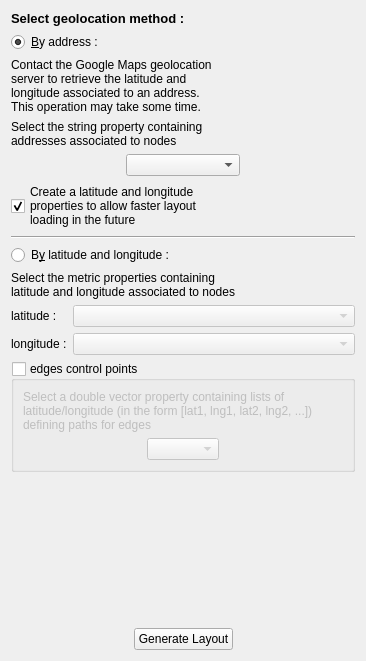
Before: the Qt Designer form plugins/view/GeographicView/GeolocalisationConfigWidget.ui in Tulip-Dev/tulip, drawn with Qt 5.
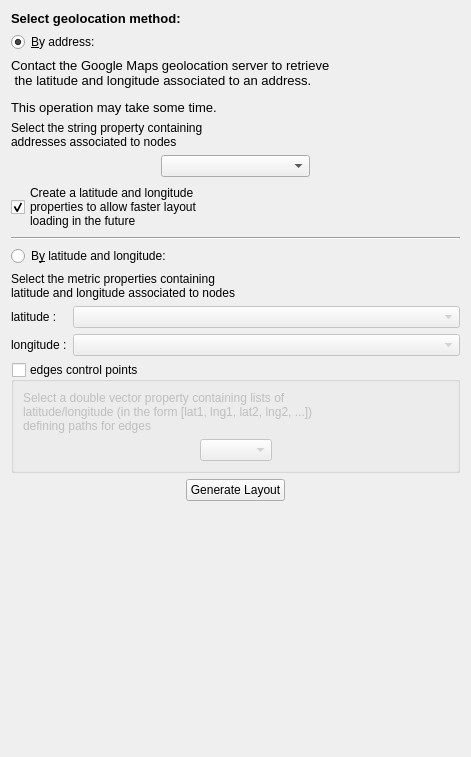
After: the same form once the commit is applied.

Commit message: 'Generate Layout' button should be placed just below the config options (spacer was not well positioned)

What changed in the file:
```diff
--- a/plugins/view/GeographicView/GeolocalisationConfigWidget.ui
+++ b/plugins/view/GeographicView/GeolocalisationConfigWidget.ui
@@ -6,8 +6,8 @@
    <rect>
     <x>0</x>
     <y>0</y>
-    <width>366</width>
-    <height>661</height>
+    <width>471</width>
+    <height>757</height>
    </rect>
   </property>
   <property name="windowTitle">
@@ -20,15 +20,15 @@
       <string>&lt;!DOCTYPE HTML PUBLIC &quot;-//W3C//DTD HTML 4.0//EN&quot; &quot;http://www.w3.org/TR/REC-html40/strict.dtd&quot;&gt;
 &lt;html&gt;&lt;head&gt;&lt;meta name=&quot;qrichtext&quot; content=&quot;1&quot; /&gt;&lt;style type=&quot;text/css&quot;&gt;
 p, li { white-space: pre-wrap; }
-&lt;/style&gt;&lt;/head&gt;&lt;body style=&quot; font-family:'Sans'; font-size:10pt; font-weight:400; font-style:normal;&quot;&gt;
-&lt;p style=&quot; margin-top:0px; margin-bottom:0px; margin-left:0px; margin-right:0px; -qt-block-indent:0; text-indent:0px;&quot;&gt;&lt;span style=&quot; font-weight:600;&quot;&gt;Select geolocation method :&lt;/span&gt;&lt;/p&gt;&lt;/body&gt;&lt;/html&gt;</string>
+&lt;/style&gt;&lt;/head&gt;&lt;body style=&quot; font-family:'Noto Sans'; font-size:10pt; font-weight:400; font-style:normal;&quot;&gt;
+&lt;p style=&quot; margin-top:0px; margin-bottom:0px; margin-left:0px; margin-right:0px; -qt-block-indent:0; text-indent:0px;&quot;&gt;&lt;span style=&quot; font-family:'Sans'; font-weight:600;&quot;&gt;Select geolocation method:&lt;/span&gt;&lt;/p&gt;&lt;/body&gt;&lt;/html&gt;</string>
      </property>
     </widget>
    </item>
    <item>
     <widget class="QRadioButton" name="addressLocRB">
      <property name="text">
-      <string>&amp;By address :</string>
+      <string>&amp;By address:</string>
      </property>
      <property name="checked">
       <bool>true</bool>
@@ -38,10 +38,12 @@
    <item>
     <widget class="QLabel" name="label_6">
      <property name="text">
-      <string>Contact the Google Maps geolocation
-server to retrieve the latitude and 
-longitude associated to an address.
-This operation may take some time.</string>
+      <string>&lt;!DOCTYPE HTML PUBLIC &quot;-//W3C//DTD HTML 4.0//EN&quot; &quot;http://www.w3.org/TR/REC-html40/strict.dtd&quot;&gt;
+&lt;html&gt;&lt;head&gt;&lt;meta name=&quot;qrichtext&quot; content=&quot;1&quot; /&gt;&lt;style type=&quot;text/css&quot;&gt;
+p, li { white-space: pre-wrap; }
+&lt;/style&gt;&lt;/head&gt;&lt;body style=&quot; font-family:'Noto Sans'; font-size:10pt; font-weight:400; font-style:normal;&quot;&gt;
+&lt;p align=&quot;justify&quot; style=&quot; margin-top:12px; margin-bottom:12px; margin-left:0px; margin-right:0px; -qt-block-indent:0; text-indent:0px;&quot;&gt;Contact the Google Maps geolocation server to retrieve&lt;br&gt; the latitude and longitude associated to an address.&lt;/p&gt;
+&lt;p align=&quot;justify&quot; style=&quot; margin-top:12px; margin-bottom:12px; margin-left:0px; margin-right:0px; -qt-block-indent:0; text-indent:0px;&quot;&gt;This operation may take some time.&lt;/p&gt;&lt;/body&gt;&lt;/html&gt;</string>
      </property>
     </widget>
    </item>
@@ -115,7 +117,7 @@
    <item>
     <widget class="QRadioButton" name="latLngRB">
      <property name="text">
-      <string>B&amp;y latitude and longitude : </string>
+      <string>B&amp;y latitude and longitude: </string>
      </property>
     </widget>
    </item>
@@ -235,19 +237,6 @@
      </layout>
     </widget>
    </item>
-   <item>
-    <spacer name="verticalSpacer">
-     <property name="orientation">
-      <enum>Qt::Vertical</enum>
-     </property>
-     <property name="sizeHint" stdset="0">
-      <size>
-       <width>20</width>
-       <height>119</height>
-      </size>
-     </property>
-    </spacer>
-   </item>
    <item>
     <layout class="QHBoxLayout" name="horizontalLayout_4">
      <item>
@@ -285,6 +274,19 @@
      </item>
     </layout>
    </item>
+   <item>
+    <spacer name="verticalSpacer">
+     <property name="orientation">
+      <enum>Qt::Vertical</enum>
+     </property>
+     <property name="sizeHint" stdset="0">
+      <size>
+       <width>20</width>
+       <height>40</height>
+      </size>
+     </property>
+    </spacer>
+   </item>
   </layout>
  </widget>
  <resources/>
```
